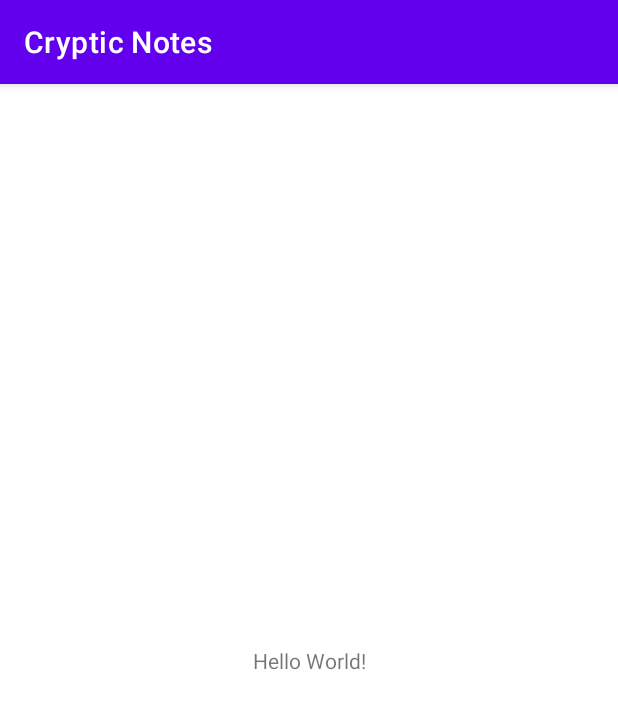
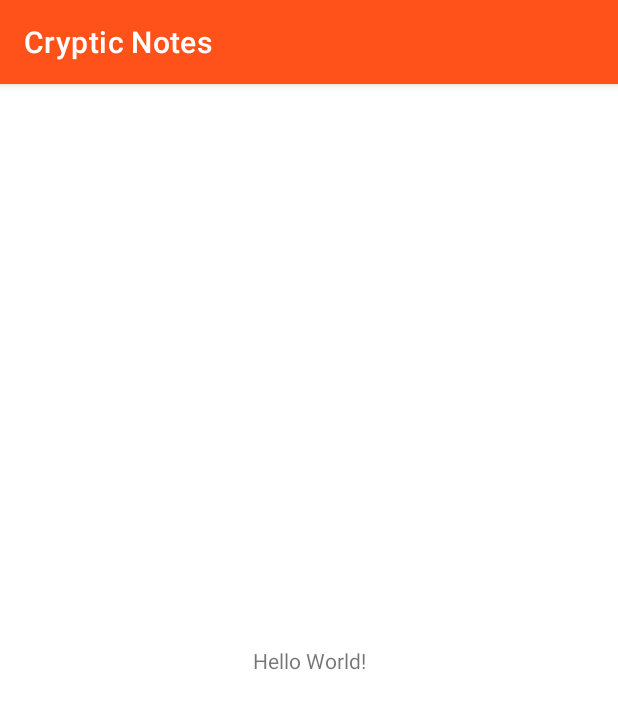
Before and after one commit to phillycodes/Cryptic_Notes, an Android app: the screen it shows after launch (MainActivity), on a phone screen of 412 x 824 dp. Shown: the top 709 px of the screen. Run offline under Robolectric (Android 15) with nearby library versions, the phone set to English and light mode, and no system bars.

Commit message:
Update Colors.xml, strings.xml, and themes.xml

```diff
--- a/app/src/main/res/values-night/themes.xml
+++ b/app/src/main/res/values-night/themes.xml
@@ -2,8 +2,8 @@
     <!-- Base application theme. -->
     <style name="Theme.CrypticNotes" parent="Theme.MaterialComponents.DayNight.DarkActionBar">
         <!-- Primary brand color. -->
-        <item name="colorPrimary">@color/purple_200</item>
-        <item name="colorPrimaryVariant">@color/purple_700</item>
+        <item name="colorPrimary">@color/primary_color</item>
+        <item name="colorPrimaryVariant">@color/secondary_color</item>
         <item name="colorOnPrimary">@color/black</item>
         <!-- Secondary brand color. -->
         <item name="colorSecondary">@color/teal_200</item>
--- a/app/src/main/res/values/colors.xml
+++ b/app/src/main/res/values/colors.xml
@@ -1,8 +1,7 @@
 <?xml version="1.0" encoding="utf-8"?>
 <resources>
-    <color name="purple_200">#FFBB86FC</color>
-    <color name="purple_500">#FF6200EE</color>
-    <color name="purple_700">#FF3700B3</color>
+    <color name="primary_color">#FF511A</color>
+    <color name="secondary_color">#BC421C</color>
     <color name="teal_200">#FF03DAC5</color>
     <color name="teal_700">#FF018786</color>
     <color name="black">#FF000000</color>
--- a/app/src/main/res/values/strings.xml
+++ b/app/src/main/res/values/strings.xml
@@ -1,3 +1,4 @@
 <resources>
     <string name="app_name">Cryptic Notes</string>
+    <string name="loginbtn">LogIn</string>
 </resources>
--- a/app/src/main/res/values/themes.xml
+++ b/app/src/main/res/values/themes.xml
@@ -2,8 +2,8 @@
     <!-- Base application theme. -->
     <style name="Theme.CrypticNotes" parent="Theme.MaterialComponents.DayNight.DarkActionBar">
         <!-- Primary brand color. -->
-        <item name="colorPrimary">@color/purple_500</item>
-        <item name="colorPrimaryVariant">@color/purple_700</item>
+        <item name="colorPrimary">@color/primary_color</item>
+        <item name="colorPrimaryVariant">@color/secondary_color</item>
         <item name="colorOnPrimary">@color/white</item>
         <!-- Secondary brand color. -->
         <item name="colorSecondary">@color/teal_200</item>
```
